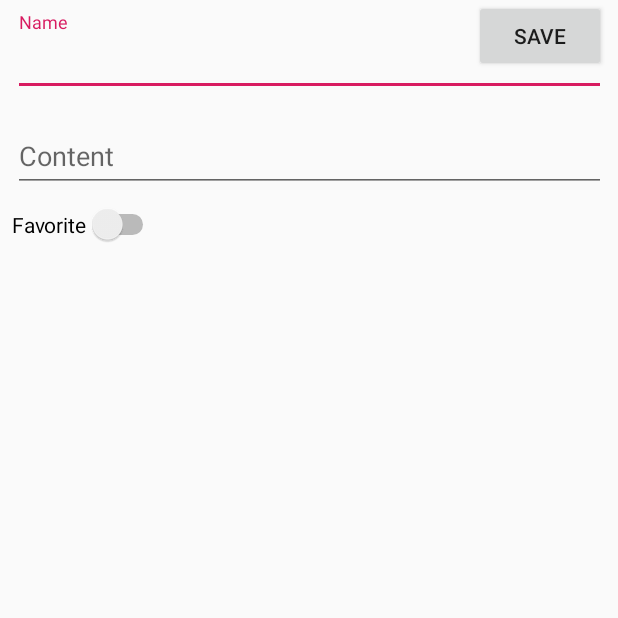
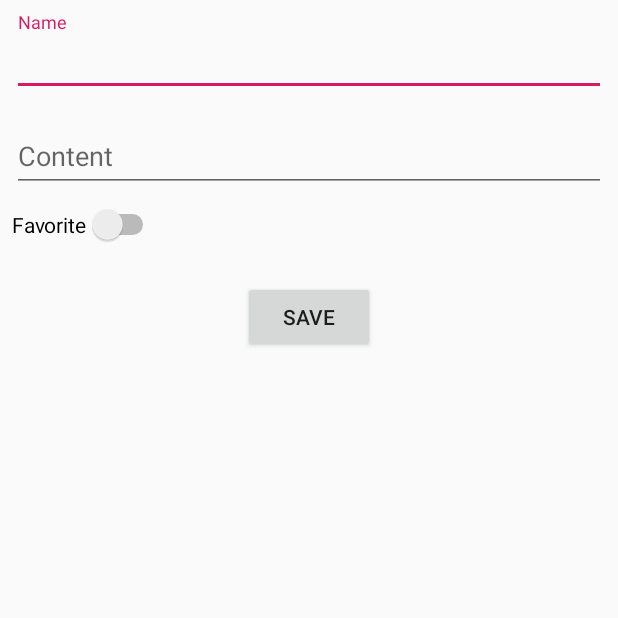
Before and after one commit to Osarez7/notes-class, an Android app: the screen it shows after launch (NotesFormActivity), after a tap on an icon or button, on a phone screen of 412 x 824 dp, the top half of it. Run offline under Robolectric (Android 15) with nearby library versions, the phone set to English and light mode, and no system bars; our stand-ins replace Room's generated code.

```diff
--- a/app/build.gradle
+++ b/app/build.gradle
@@ -27,4 +27,6 @@ dependencies {
     androidTestImplementation 'androidx.test.espresso:espresso-core:3.1.0-alpha4'
     implementation 'androidx.recyclerview:recyclerview:1.0.0'
     implementation 'com.google.android.material:material:1.0.0'
+    implementation "androidx.room:room-runtime:2.1.0-alpha07"
+    annotationProcessor "androidx.room:room-compiler:2.1.0-alpha07"
 }
--- a/app/src/main/AndroidManifest.xml
+++ b/app/src/main/AndroidManifest.xml
@@ -9,8 +9,8 @@
         android:roundIcon="@mipmap/ic_launcher_round"
         android:supportsRtl="true"
         android:theme="@style/AppTheme">
-        <activity android:name=".view.NotesFormActivity"></activity>
-        <activity android:name=".view.MainActivity">
+        <activity android:name=".view.activities.NotesFormActivity"></activity>
+        <activity android:name=".view.activities.MainActivity">
             <intent-filter>
                 <action android:name="android.intent.action.MAIN" />
 
--- a/app/src/main/java/co/edu/intecap/notes/listeners/NoteEventListener.java
+++ b/app/src/main/java/co/edu/intecap/notes/listeners/NoteEventListener.java
@@ -1,5 +1,5 @@
 package co.edu.intecap.notes.listeners;
 
 public interface NoteEventListener {
-    void onNoteSelected(int noteId);
+    void onNoteSelected(long noteId);
 }
--- a/app/src/main/java/co/edu/intecap/notes/model/NoteRepository.java
+++ /dev/null
@@ -1,13 +0,0 @@
-package co.edu.intecap.notes.model;
-
-import java.util.ArrayList;
-import java.util.List;
-
-public class NoteRepository {
-
-   public static List<Note> NOTE_LIST = new ArrayList();
-
-
-
-
-}
--- /dev/null
+++ b/app/src/main/java/co/edu/intecap/notes/model/daos/NoteDao.java
@@ -0,0 +1,29 @@
+package co.edu.intecap.notes.model.daos;
+
+import java.util.List;
+
+import androidx.room.Dao;
+import androidx.room.Delete;
+import androidx.room.Insert;
+import androidx.room.Query;
+import androidx.room.Update;
+import co.edu.intecap.notes.model.Note;
+
+@Dao
+public interface NoteDao {
+    //CRUD (Create, Retrieve, Update, Delete)
+    @Insert
+    public void insertNote(Note note);
+
+    @Query("SELECT * FROM note")
+    public List<Note> findAllNotes();
+
+    @Query("SELECT * FROM note WHERE id=:id")
+    public Note findNote(long id);
+
+    @Update
+    public void updateNote(Note note);
+
+    @Delete
+    public void deleteNote(Note note);
+}
--- /dev/null
+++ b/app/src/main/java/co/edu/intecap/notes/model/database/NotesDatabase.java
@@ -0,0 +1,42 @@
+package co.edu.intecap.notes.model.database;
+
+import android.content.Context;
+
+import androidx.room.Database;
+import androidx.room.Room;
+import androidx.room.RoomDatabase;
+import androidx.room.TypeConverters;
+import co.edu.intecap.notes.converters.DateConverter;
+import co.edu.intecap.notes.model.Note;
+import co.edu.intecap.notes.model.daos.NoteDao;
+
+@Database(entities = {Note.class}, version = 2, exportSchema = false)
+@TypeConverters({DateConverter.class})
+public  abstract class NotesDatabase extends RoomDatabase {
+
+    private static NotesDatabase instance;
+    private static final String NOTES_DATABASE = "notes_database";
+
+    protected NotesDatabase(){}
+
+    public static NotesDatabase getInstance(Context context){
+
+        if(instance == null){
+            instance = Room.databaseBuilder(
+                    context.getApplicationContext(),
+                    NotesDatabase.class,
+                    NOTES_DATABASE)
+                    //No se utiliza en produccion
+                    .allowMainThreadQueries()
+                    .build();
+        }
+
+        return instance;
+    }
+
+    public static void destroyInstace(){
+        instance = null;
+    }
+
+    public abstract NoteDao noteDao();
+}
--- a/app/src/main/java/co/edu/intecap/notes/view/NoteAdapter.java
+++ b/app/src/main/java/co/edu/intecap/notes/view/NoteAdapter.java
@@ -1,6 +1,5 @@
 package co.edu.intecap.notes.view;
 
-import android.provider.ContactsContract;
 import android.view.LayoutInflater;
 import android.view.View;
 import android.view.ViewGroup;
@@ -15,7 +14,7 @@ import co.edu.intecap.notes.R;
 import co.edu.intecap.notes.listeners.NoteEventListener;
 import co.edu.intecap.notes.model.Note;
 
-class NoteAdapter extends RecyclerView.Adapter<NoteViewHolder> {
+public class NoteAdapter extends RecyclerView.Adapter<NoteViewHolder> {
 
     List<Note> noteList = new ArrayList();
 
@@ -28,6 +27,14 @@ class NoteAdapter extends RecyclerView.Adapter<NoteViewHolder> {
     }
 
 
+    public List<Note> getNoteList() {
+        return noteList;
+    }
+
+    public void setNoteList(List<Note> noteList) {
+        this.noteList = noteList;
+    }
+
     @NonNull
     @Override
     public NoteViewHolder onCreateViewHolder(@NonNull ViewGroup parent, int viewType) {
@@ -38,6 +45,7 @@ class NoteAdapter extends RecyclerView.Adapter<NoteViewHolder> {
     @Override
     public void onBindViewHolder(@NonNull NoteViewHolder holder, int position) {
            Note note = noteList.get(position);
+           holder.noteId = note.getId();
            holder.txtName.setText(note.getName());
            holder.txtContent.setText(note.getContent());
            holder.txtDate.setText(simpleDateFormat.format(note.getCreatedDate()));
--- a/app/src/main/java/co/edu/intecap/notes/view/NoteViewHolder.java
+++ b/app/src/main/java/co/edu/intecap/notes/view/NoteViewHolder.java
@@ -13,11 +13,13 @@ class NoteViewHolder extends RecyclerView.ViewHolder {
     TextView txtName;
     TextView txtContent;
     TextView txtDate;
+    long noteId;
 
     public NoteViewHolder(@NonNull View itemView,@NonNull final NoteEventListener listener) {
         super(itemView);
 
         this.listener = listener;
+
         txtName = itemView.findViewById(R.id.txt_name);
         txtContent = itemView.findViewById(R.id.txt_content);
         txtDate = itemView.findViewById(R.id.txt_date);
@@ -25,7 +27,7 @@ class NoteViewHolder extends RecyclerView.ViewHolder {
         itemView.setOnClickListener(new View.OnClickListener() {
             @Override
             public void onClick(View v) {
-                listener.onNoteSelected(getAdapterPosition());
+                listener.onNoteSelected(noteId);
             }
         });
 
--- a/app/src/main/java/co/edu/intecap/notes/view/MainActivity.java
+++ b/app/src/main/java/co/edu/intecap/notes/view/activities/MainActivity.java
@@ -1,4 +1,4 @@
-package co.edu.intecap.notes.view;
+package co.edu.intecap.notes.view.activities;
 
 import androidx.appcompat.app.AppCompatActivity;
 import androidx.appcompat.widget.Toolbar;
@@ -6,14 +6,17 @@ import androidx.recyclerview.widget.LinearLayoutManager;
 import androidx.recyclerview.widget.RecyclerView;
 import co.edu.intecap.notes.R;
 import co.edu.intecap.notes.listeners.NoteEventListener;
-import co.edu.intecap.notes.model.NoteRepository;
+import co.edu.intecap.notes.model.Note;
+import co.edu.intecap.notes.model.database.NotesDatabase;
+import co.edu.intecap.notes.view.NoteAdapter;
 
 import android.content.Intent;
 import android.os.Bundle;
 import android.view.View;
-import android.widget.Toast;
 
 import com.google.android.material.floatingactionbutton.FloatingActionButton;
+
+import java.util.ArrayList;
 
 
 public class MainActivity extends AppCompatActivity implements NoteEventListener {
@@ -22,6 +25,7 @@ public class MainActivity extends AppCompatActivity implements NoteEventListener
     Toolbar toolBar;
     private FloatingActionButton fabAddNote;
     private NoteAdapter adapter;
+    private NotesDatabase notesDatabase;
 
     @Override
     protected void onCreate(Bundle savedInstanceState) {
@@ -31,22 +35,24 @@ public class MainActivity extends AppCompatActivity implements NoteEventListener
         toolBar = findViewById(R.id.toolbar);
         setSupportActionBar(toolBar);
 
+        notesDatabase = NotesDatabase.getInstance(this);
+
         rvNotes.setLayoutManager(new LinearLayoutManager(this));
-        adapter = new NoteAdapter(NoteRepository.NOTE_LIST, this);
+        adapter = new NoteAdapter(new ArrayList<Note>(), this);
         rvNotes.setAdapter(adapter);
 
         fabAddNote = findViewById(R.id.fab_add_note);
         fabAddNote.setOnClickListener(new View.OnClickListener() {
             @Override
             public void onClick(View v) {
-                Intent intent = new Intent(MainActivity.this,NotesFormActivity.class);
+                Intent intent = new Intent(MainActivity.this, NotesFormActivity.class);
                 startActivity(intent);
             }
         });
     }
 
     @Override
-    public void onNoteSelected(int noteId) {
+    public void onNoteSelected(long noteId) {
         Intent intent =  NotesFormActivity.newIntent(this, noteId);
         startActivity(intent);
     }
@@ -54,7 +60,7 @@ public class MainActivity extends AppCompatActivity implements NoteEventListener
     @Override
     protected void onResume() {
         super.onResume();
+        adapter.setNoteList(notesDatabase.noteDao().findAllNotes());
         adapter.notifyDataSetChanged();
-
     }
 }
--- a/app/src/main/java/co/edu/intecap/notes/view/NotesFormActivity.java
+++ b/app/src/main/java/co/edu/intecap/notes/view/activities/NotesFormActivity.java
@@ -1,9 +1,9 @@
-package co.edu.intecap.notes.view;
+package co.edu.intecap.notes.view.activities;
 
 import androidx.appcompat.app.AppCompatActivity;
 import co.edu.intecap.notes.R;
 import co.edu.intecap.notes.model.Note;
-import co.edu.intecap.notes.model.NoteRepository;
+import co.edu.intecap.notes.model.database.NotesDatabase;
 
 import android.content.Context;
 import android.content.Intent;
@@ -24,9 +24,10 @@ public class NotesFormActivity extends AppCompatActivity {
     private TextInputLayout inputContent;
     private Switch swFavorite;
     private int EMPTY_NOTE = -1;
-    private int noteId = EMPTY_NOTE;
+    private long noteId = EMPTY_NOTE;
 
-    public static Intent newIntent(Context context, int noteId) {
+    private NotesDatabase notesDatabase;
+    public static Intent newIntent(Context context, long noteId) {
         Intent intent = new Intent(context, NotesFormActivity.class);
         intent.putExtra(NotesFormActivity.EXTRA_NOTE_ID, noteId);
         return intent;
@@ -39,9 +40,10 @@ public class NotesFormActivity extends AppCompatActivity {
         setContentView(R.layout.activity_notes_form);
         Intent intent =  getIntent();
         if( intent != null ){
-            noteId =  intent.getIntExtra(EXTRA_NOTE_ID, EMPTY_NOTE);
+            noteId =  intent.getLongExtra(EXTRA_NOTE_ID, EMPTY_NOTE);
         }
 
+        notesDatabase = NotesDatabase.getInstance(this);
 
         btnSave = findViewById(R.id.btn_save);
 
@@ -61,12 +63,13 @@ public class NotesFormActivity extends AppCompatActivity {
                     note.setContent(inputContent.getEditText().getText().toString());
                     note.setFavorite(swFavorite.isChecked());
                     note.setCreatedDate(new Date());
-                    NoteRepository.NOTE_LIST.add(note);
+                    notesDatabase.noteDao().insertNote(note);
                 }else{
-                    Note note = NoteRepository.NOTE_LIST.get(noteId);
+                    Note note = notesDatabase.noteDao().findNote(noteId);
                     note.setName(inputName.getEditText().getText().toString());
                     note.setContent(inputContent.getEditText().getText().toString());
                     note.setFavorite(swFavorite.isChecked());
+                    notesDatabase.noteDao().updateNote(note);
                 }
 
                 finish();
@@ -78,7 +81,7 @@ public class NotesFormActivity extends AppCompatActivity {
 
     private void setupNote() {
         if( noteId != EMPTY_NOTE){
-          Note note =  NoteRepository.NOTE_LIST.get(noteId);
+          Note note =  notesDatabase.noteDao().findNote(noteId);
           inputName.getEditText().setText(note.getName());
           inputContent.getEditText().setText(note.getContent());
           swFavorite.setChecked(note.isFavorite());
--- a/app/src/main/res/layout/activity_main.xml
+++ b/app/src/main/res/layout/activity_main.xml
@@ -4,7 +4,7 @@
     xmlns:tools="http://schemas.android.com/tools"
     android:layout_width="match_parent"
     android:layout_height="match_parent"
-    tools:context=".view.MainActivity">
+    tools:context=".view.activities.MainActivity">
 
     <androidx.appcompat.widget.Toolbar
         android:id="@+id/toolbar"
--- a/app/src/main/res/layout/activity_notes_form.xml
+++ b/app/src/main/res/layout/activity_notes_form.xml
@@ -4,12 +4,12 @@
     xmlns:tools="http://schemas.android.com/tools"
     android:layout_width="match_parent"
     android:layout_height="match_parent"
-    tools:context=".view.NotesFormActivity">
+    tools:context=".view.activities.NotesFormActivity">
 
     <com.google.android.material.textfield.TextInputLayout
         android:id="@+id/input_name"
-        android:layout_width="395dp"
-        android:layout_height="wrap_content"
+        android:layout_width="0dp"
+        android:layout_height="56dp"
         android:layout_marginStart="8dp"
         android:layout_marginTop="8dp"
         android:layout_marginEnd="8dp"
@@ -25,7 +25,7 @@
 
     <com.google.android.material.textfield.TextInputLayout
         android:id="@+id/input_content"
-        android:layout_width="395dp"
+        android:layout_width="0dp"
         android:layout_height="wrap_content"
         android:layout_marginStart="8dp"
         android:layout_marginTop="8dp"
@@ -54,11 +54,11 @@
         android:id="@+id/btn_save"
         android:layout_width="wrap_content"
         android:layout_height="wrap_content"
-        android:layout_marginTop="8dp"
-        android:layout_marginEnd="8dp"
+        android:layout_marginTop="24dp"
         android:text="Save"
         app:layout_constraintEnd_toEndOf="parent"
-        app:layout_constraintTop_toBottomOf="@+id/textInputLayout2" />
+        app:layout_constraintStart_toStartOf="parent"
+        app:layout_constraintTop_toBottomOf="@+id/sw_favorite" />
 
 
 </androidx.constraintlayout.widget.ConstraintLayout>
```
Also changed, not shown: app/src/main/java/co/edu/intecap/notes/converters/DateConverter.java (added, +19 -0 lines), app/src/main/java/co/edu/intecap/notes/model/Note.java (+17 -1 lines).
